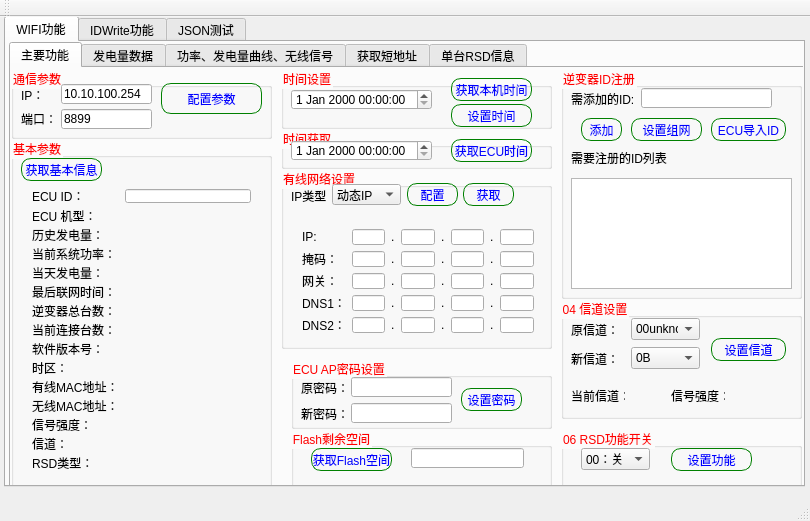
The window that mainwindow.ui (crawler-john/ECU-R-PC) describes before a commit, drawn with Qt 5.
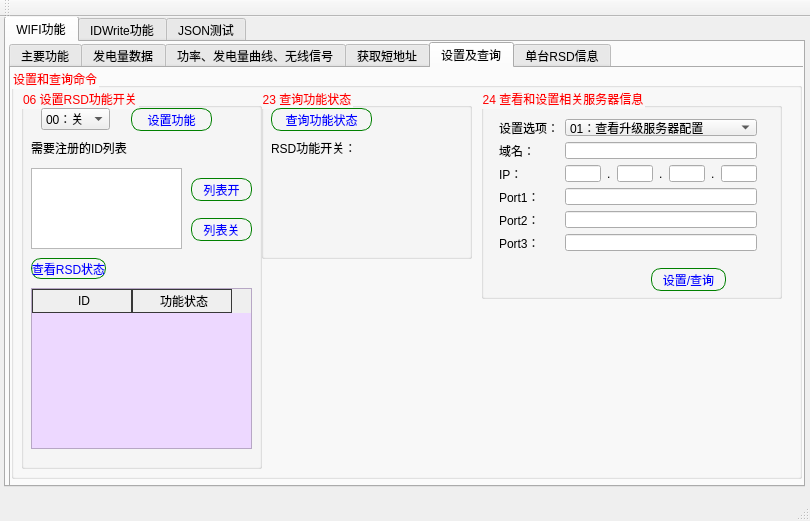
The same window after the commit. Icons and pictures are not drawn.

Commit message: 1.添加RSD单台设置的命令和查看命令 2.添加查看和设置服务器命令。

What changed in the file:
```diff
--- a/mainwindow.ui
+++ b/mainwindow.ui
@@ -114,7 +114,7 @@
 }</string>
       </property>
       <property name="currentIndex">
-       <number>0</number>
+       <number>4</number>
       </property>
       <widget class="QWidget" name="tab">
        <attribute name="title">
@@ -785,7 +785,7 @@
           <x>550</x>
           <y>0</y>
           <width>241</width>
-          <height>231</height>
+          <height>301</height>
          </rect>
         </property>
         <property name="title">
@@ -849,7 +849,7 @@
            <x>10</x>
            <y>110</y>
            <width>221</width>
-           <height>111</height>
+           <height>181</height>
           </rect>
          </property>
          <property name="plainText">
@@ -995,7 +995,7 @@
         <property name="geometry">
          <rect>
           <x>550</x>
-          <y>230</y>
+          <y>300</y>
           <width>241</width>
           <height>121</height>
          </rect>
@@ -1280,52 +1280,6 @@
          </item>
         </widget>
        </widget>
-       <widget class="QGroupBox" name="groupBox_27">
-        <property name="geometry">
-         <rect>
-          <x>550</x>
-          <y>360</y>
-          <width>241</width>
-          <height>61</height>
-         </rect>
-        </property>
-        <property name="title">
-         <string>06 RSD功能开关</string>
-        </property>
-        <widget class="QPushButton" name="btn_setFunction">
-         <property name="geometry">
-          <rect>
-           <x>110</x>
-           <y>20</y>
-           <width>81</width>
-           <height>23</height>
-          </rect>
-         </property>
-         <property name="text">
-          <string>设置功能</string>
-         </property>
-        </widget>
-        <widget class="QComboBox" name="comboBox_SetFunction">
-         <property name="geometry">
-          <rect>
-           <x>20</x>
-           <y>20</y>
-           <width>69</width>
-           <height>22</height>
-          </rect>
-         </property>
-         <item>
-          <property name="text">
-           <string>00：关</string>
-          </property>
-         </item>
-         <item>
-          <property name="text">
-           <string>01：开</string>
-          </property>
-         </item>
-        </widget>
-       </widget>
        <widget class="QGroupBox" name="groupBox_15">
         <property name="geometry">
          <rect>
@@ -1924,6 +1878,571 @@
          <property name="text">
           <string/>
          </property>
+        </widget>
+       </widget>
+       <widget class="QGroupBox" name="groupBox_32">
+        <property name="geometry">
+         <rect>
+          <x>530</x>
+          <y>0</y>
+          <width>241</width>
+          <height>71</height>
+         </rect>
+        </property>
+        <property name="title">
+         <string>设置连接热点ESP07S</string>
+        </property>
+        <widget class="QPushButton" name="btn_connect_ESP07">
+         <property name="geometry">
+          <rect>
+           <x>160</x>
+           <y>27</y>
+           <width>51</width>
+           <height>23</height>
+          </rect>
+         </property>
+         <property name="text">
+          <string>连接</string>
+         </property>
+        </widget>
+        <widget class="QLabel" name="label_52">
+         <property name="geometry">
+          <rect>
+           <x>10</x>
+           <y>21</y>
+           <width>31</width>
+           <height>16</height>
+          </rect>
+         </property>
+         <property name="text">
+          <string>SSID</string>
+         </property>
+        </widget>
+        <widget class="QLineEdit" name="lineEdit_SSID2">
+         <property name="geometry">
+          <rect>
+           <x>40</x>
+           <y>18</y>
+           <width>113</width>
+           <height>20</height>
+          </rect>
+         </property>
+         <property name="text">
+          <string>yuneng_ecu_test</string>
+         </property>
+        </widget>
+        <widget class="QLabel" name="label_53">
+         <property name="geometry">
+          <rect>
+           <x>10</x>
+           <y>48</y>
+           <width>31</width>
+           <height>16</height>
+          </rect>
+         </property>
+         <property name="text">
+          <string>密码</string>
+         </property>
+        </widget>
+        <widget class="QLineEdit" name="lineEdit_PassWD2">
+         <property name="geometry">
+          <rect>
+           <x>40</x>
+           <y>44</y>
+           <width>113</width>
+           <height>20</height>
+          </rect>
+         </property>
+         <property name="text">
+          <string>123456789</string>
+         </property>
+        </widget>
+       </widget>
+       <widget class="QGroupBox" name="groupBox_33">
+        <property name="geometry">
+         <rect>
+          <x>270</x>
+          <y>75</y>
+          <width>501</width>
+          <height>51</height>
+         </rect>
+        </property>
+        <property name="title">
+         <string>查看连接热点ESP07S</string>
+        </property>
+        <widget class="QPushButton" name="pushButton_ESP07">
+         <property name="geometry">
+          <rect>
+           <x>4</x>
+           <y>18</y>
+           <width>131</width>
+           <height>23</height>
+          </rect>
+         </property>
+         <property name="text">
+          <string>获取WIFI连接状态</string>
+         </property>
+        </widget>
+        <widget class="QLabel" name="label_LinkStatus_ESP07">
+         <property name="geometry">
+          <rect>
+           <x>201</x>
+           <y>14</y>
+           <width>301</width>
+           <height>31</height>
+          </rect>
+         </property>
+         <property name="text">
+          <string/>
+         </property>
+        </widget>
+        <widget class="QLabel" name="label_51">
+         <property name="geometry">
+          <rect>
+           <x>150</x>
+           <y>20</y>
+           <width>61</width>
+           <height>21</height>
+          </rect>
+         </property>
+         <property name="text">
+          <string>连接信号</string>
+         </property>
+        </widget>
+       </widget>
+       <widget class="QGroupBox" name="groupBox_34">
+        <property name="geometry">
+         <rect>
+          <x>260</x>
+          <y>130</y>
+          <width>511</width>
+          <height>281</height>
+         </rect>
+        </property>
+        <property name="title">
+         <string>EPS07S模块获取信号</string>
+        </property>
+        <widget class="QPushButton" name="btn_getWIFI_2">
+         <property name="geometry">
+          <rect>
+           <x>10</x>
+           <y>20</y>
+           <width>75</width>
+           <height>23</height>
+          </rect>
+         </property>
+         <property name="text">
+          <string>获取WIFI信号</string>
+         </property>
+        </widget>
+        <widget class="QTableWidget" name="tableWidget_SSID_ESP07S">
+         <property name="geometry">
+          <rect>
+           <x>10</x>
+           <y>50</y>
+           <width>491</width>
+           <height>221</height>
+          </rect>
+         </property>
+         <column>
+          <property name="text">
+           <string>ECN</string>
+          </property>
+         </column>
+         <column>
+          <property name="text">
+           <string>SSID</string>
+          </property>
+         </column>
+         <column>
+          <property name="text">
+           <string>RSSI</string>
+          </property>
+         </column>
+         <column>
+          <property name="text">
+           <string>MAC</string>
+          </property>
+         </column>
+         <column>
+          <property name="text">
+           <string>CH</string>
+          </property>
+         </column>
+         <column>
+          <property name="text">
+           <string>freq offset</string>
+          </property>
+         </column>
+         <column>
+          <property name="text">
+           <string>freq calibration</string>
+          </property>
+         </column>
+        </widget>
+       </widget>
+      </widget>
+      <widget class="QWidget" name="tab_10">
+       <attribute name="title">
+        <string>设置及查询</string>
+       </attribute>
+       <widget class="QGroupBox" name="groupBox_35">
+        <property name="geometry">
+         <rect>
+          <x>0</x>
+          <y>0</y>
+          <width>791</width>
+          <height>411</height>
+         </rect>
+        </property>
+        <property name="title">
+         <string>设置和查询命令</string>
+        </property>
+        <widget class="QGroupBox" name="groupBox_27">
+         <property name="geometry">
+          <rect>
+           <x>10</x>
+           <y>20</y>
+           <width>241</width>
+           <height>381</height>
+          </rect>
+         </property>
+         <property name="title">
+          <string>06 设置RSD功能开关</string>
+         </property>
+         <widget class="QPushButton" name="btn_setFunction">
+          <property name="geometry">
+           <rect>
+            <x>110</x>
+            <y>20</y>
+            <width>81</width>
+            <height>23</height>
+           </rect>
+          </property>
+          <property name="text">
+           <string>设置功能</string>
+          </property>
+         </widget>
+         <widget class="QComboBox" name="comboBox_SetFunction">
+          <property name="geometry">
+           <rect>
+            <x>20</x>
+            <y>20</y>
+            <width>69</width>
+            <height>22</height>
+           </rect>
+          </property>
+          <item>
+           <property name="text">
+            <string>00：关</string>
+           </property>
+          </item>
+          <item>
+           <property name="text">
+            <string>01：开</string>
+           </property>
+          </item>
+         </widget>
+         <widget class="QLabel" name="label_60">
+          <property name="geometry">
+           <rect>
+            <x>10</x>
+            <y>50</y>
+            <width>111</width>
+            <height>20</height>
+           </rect>
+          </property>
+          <property name="text">
+           <string>需要注册的ID列表</string>
+          </property>
+         </widget>
+         <widget class="QPlainTextEdit" name="plainTextEdit_RSDID">
+          <property name="geometry">
+           <rect>
+            <x>10</x>
+            <y>80</y>
+            <width>151</width>
+            <height>81</height>
+           </rect>
+          </property>
+          <property name="plainText">
+           <string/>
+          </property>
+         </widget>
+         <widget class="QPushButton" name="btn_setFunction_open">
+          <property name="geometry">
+           <rect>
+            <x>170</x>
+            <y>90</y>
+            <width>61</width>
+            <height>23</height>
+           </rect>
+          </property>
+          <property name="text">
+           <string>列表开</string>
+          </property>
+         </widget>
+         <widget class="QPushButton" name="btn_setFunction_close">
+          <property name="geometry">
+           <rect>
+            <x>170</x>
+            <y>130</y>
+            <width>61</width>
+            <height>23</height>
+           </rect>
+          </property>
+          <property name="text">
+           <string>列表关</string>
+          </property>
+         </widget>
+         <widget class="QPushButton" name="btn_getRSDStatus">
+          <property name="geometry">
+           <rect>
+            <x>10</x>
+            <y>170</y>
+            <width>75</width>
+            <height>21</height>
+           </rect>
+          </property>
+          <property name="text">
+           <string>查看RSD状态</string>
+          </property>
+         </widget>
+         <widget class="QTableWidget" name="tableWidget_RSDStatus">
+          <property name="geometry">
+           <rect>
+            <x>10</x>
+            <y>200</y>
+            <width>221</width>
+            <height>161</height>
+           </rect>
+          </property>
+          <column>
+           <property name="text">
+            <string>ID</string>
+           </property>
+          </column>
+          <column>
+           <property name="text">
+            <string>功能状态</string>
+           </property>
+          </column>
+         </widget>
+        </widget>
+        <widget class="QGroupBox" name="groupBox_36">
+         <property name="geometry">
+          <rect>
+           <x>250</x>
+           <y>20</y>
+           <width>211</width>
+           <height>171</height>
+          </rect>
+         </property>
+         <property name="title">
+          <string>23 查询功能状态</string>
+         </property>
+         <widget class="QPushButton" name="btn_functionstatus">
+          <property name="geometry">
+           <rect>
+            <x>10</x>
+            <y>20</y>
+            <width>101</width>
+            <height>23</height>
+           </rect>
+          </property>
+          <property name="text">
+           <string>查询功能状态</string>
+          </property>
+         </widget>
+         <widget class="QLabel" name="label_34">
+          <property name="geometry">
+           <rect>
+            <x>10</x>
+            <y>50</y>
+            <width>91</width>
+            <height>20</height>
+           </rect>
+          </property>
+          <property name="text">
+           <string>RSD功能开关：</string>
+          </property>
+         </widget>
+         <widget class="QLabel" name="RSDstatus">
+          <property name="geometry">
+           <rect>
+            <x>110</x>
+            <y>50</y>
+            <width>91</width>
+            <height>21</height>
+           </rect>
+          </property>
+          <property name="text">
+           <string/>
+          </property>
+         </widget>
+        </widget>
+        <widget class="QGroupBox" name="groupBox_37">
+         <property name="geometry">
+          <rect>
+           <x>470</x>
+           <y>20</y>
+           <width>301</width>
+           <height>211</height>
+          </rect>
+         </property>
+         <property name="title">
+          <string>24 查看和设置相关服务器信息</string>
+         </property>
+         <widget class="QPushButton" name="btn_SetServer">
+          <property name="geometry">
+           <rect>
+            <x>170</x>
+            <y>180</y>
+            <width>75</width>
+            <height>23</height>
+           </rect>
+          </property>
+          <property name="text">
+           <string>设置/查询</string>
+          </property>
+         </widget>
+         <widget class="QWidget" name="gridLayoutWidget_3">
+          <property name="geometry">
+           <rect>
+            <x>7</x>
+            <y>20</y>
+            <width>280</width>
+            <height>154</height>
+           </rect>
+          </property>
+          <layout class="QGridLayout" name="gridLayout_3">
+           <item row="0" column="0">
+            <widget class="QLabel" name="label_54">
+             <property name="text">
+              <string>设置选项：</string>
+             </property>
+            </widget>
+           </item>
+           <item row="0" column="1">
+            <widget class="QComboBox" name="comboBox_ServerItem">
+             <item>
+              <property name="text">
+               <string>01：查看升级服务器配置</string>
+              </property>
+             </item>
+             <item>
+              <property name="text">
+               <string>02：查看数据上传服务器配置</string>
+              </property>
+             </item>
+             <item>
+              <property name="text">
+               <string>03：查看远程控制服务器配置</string>
+              </property>
+             </item>
+             <item>
+              <property name="text">
+               <string>04：设置升级服务器配置</string>
+              </property>
+             </item>
+             <item>
+              <property name="text">
+               <string>05：设置数据上传服务器配置</string>
+              </property>
+             </item>
+             <item>
+              <property name="text">
+               <string>06：设置远程控制服务器配置</string>
+              </property>
+             </item>
+            </widget>
+           </item>
+           <item row="1" column="0">
+            <widget class="QLabel" name="label_55">
+             <property name="text">
+              <string>域名：</string>
+             </property>
+            </widget>
+           </item>
+           <item row="1" column="1">
+            <widget class="QLineEdit" name="lineEdit_Domain"/>
+           </item>
+           <item row="2" column="0">
+            <widget class="QLabel" name="label_56">
+             <property name="text">
+              <string>IP：</string>
+             </property>
+            </widget>
+           </item>
+           <item row="3" column="0">
+            <widget class="QLabel" name="label_57">
+             <property name="text">
+              <string>Port1：</string>
+             </property>
+            </widget>
+           </item>
+           <item row="3" column="1">
+            <widget class="QLineEdit" name="lineEdit_Port1"/>
+           </item>
+           <item row="4" column="0">
+            <widget class="QLabel" name="label_58">
+             <property name="text">
+              <string>Port2：</string>
+             </property>
+            </widget>
+           </item>
+           <item row="4" column="1">
+            <widget class="QLineEdit" name="lineEdit_Port2"/>
+           </item>
+           <item row="5" column="0">
+            <widget class="QLabel" name="label_59">
+             <property name="text">
+              <string>Port3：</string>
+             </property>
+            </widget>
+           </item>
+           <item row="5" column="1">
+            <widget class="QLineEdit" name="lineEdit_Port3"/>
+           </item>
+           <item row="2" column="1">
+            <layout class="QHBoxLayout" name="horizontalLayout">
+             <item>
+              <widget class="QLineEdit" name="lineEdit_Ip_1"/>
+             </item>
+             <item>
+              <widget class="QLabel" name="l_21">
+               <property name="text">
+                <string>.</string>
+               </property>
+              </widget>
+             </item>
+             <item>
+              <widget class="QLineEdit" name="lineEdit_Ip_2"/>
+             </item>
+             <item>
+              <widget class="QLabel" name="l_22">
+               <property name="text">
+                <string>.</string>
+               </property>
+              </widget>
+             </item>
+             <item>
+              <widget class="QLineEdit" name="lineEdit_Ip_3"/>
+             </item>
+             <item>
+              <widget class="QLabel" name="l_23">
+               <property name="text">
+                <string>.</string>
+               </property>
+              </widget>
+             </item>
+             <item>
+              <widget class="QLineEdit" name="lineEdit_Ip_4"/>
+             </item>
+            </layout>
+           </item>
+          </layout>
+         </widget>
         </widget>
        </widget>
       </widget>
```
Left out of the diff: 14 changed lines with no effect on the pictures. The commit also changes 6 other files.
